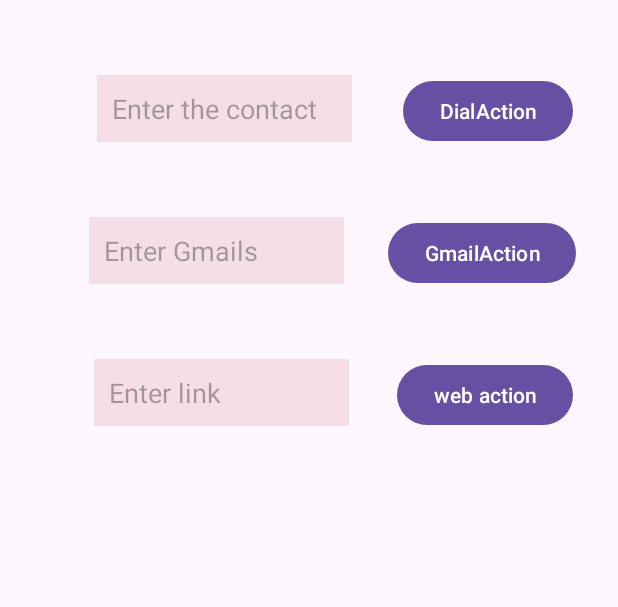
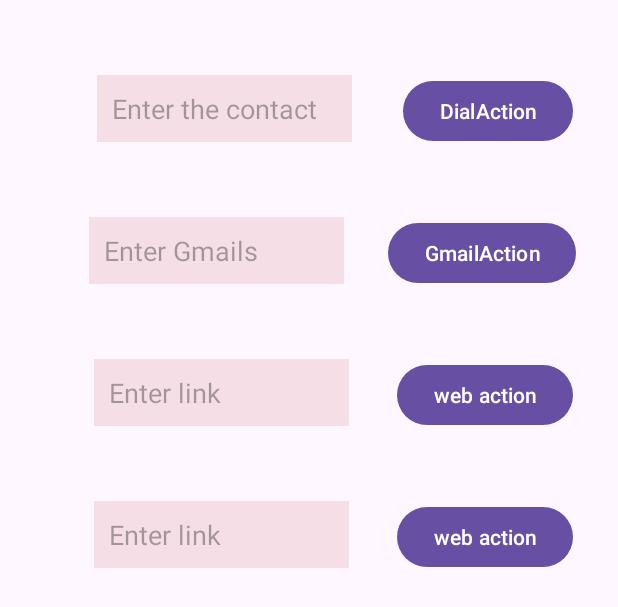
Before and after one commit to sajidshaikh20/AndroidProjects, an Android app: the layout activity_intent_demo.xml on its own in the app's theme, with its tools: preview values and no code run, on a phone screen of 412 x 824 dp. Shown: the top 607 px of the screen. Run offline under Robolectric (Android 15) with nearby library versions, the phone set to English and light mode, and no system bars.

Commit message:
working on lifecycle and intents actions

```diff
--- a/app/src/main/AndroidManifest.xml
+++ b/app/src/main/AndroidManifest.xml
@@ -12,6 +12,12 @@
         android:supportsRtl="true"
         android:theme="@style/Theme.AndroidProjects"
         tools:targetApi="31">
+        <activity
+            android:name=".activity_life_cycle.second_activity"
+            android:exported="false" />
+        <activity
+            android:name=".activity_life_cycle.firstactivity"
+            android:exported="false" />
         <activity
             android:name=".intent.intent_demo"
             android:exported="false" />
--- a/app/src/main/res/layout/activity_intent_demo.xml
+++ b/app/src/main/res/layout/activity_intent_demo.xml
@@ -39,6 +39,7 @@
         android:layout_width="170dp"
         android:layout_height="wrap_content"
         android:autofillHints=""
+        android:inputType="textEmailAddress"
         android:background="#23C4464A"
         android:hint="Enter Gmails"
         android:layout_marginLeft="30dp"
@@ -81,5 +82,32 @@
         app:layout_constraintTop_toTopOf="@id/actionweb"
         app:layout_constraintEnd_toEndOf="parent"
         />
+    <EditText
+        android:id="@+id/message"
+        android:layout_width="170dp"
+        android:layout_height="wrap_content"
+        android:autofillHints=""
+        android:background="#23C4464A"
+        android:hint="Enter link"
+        android:layout_marginLeft="30dp"
+        android:padding="10dp"
+        app:layout_constraintStart_toStartOf="parent"
+        app:layout_constraintEnd_toStartOf="@id/msgbutton"
+        app:layout_constraintTop_toBottomOf="@id/actionweb"
+        android:layout_marginTop="50dp"
+        />
+
+    <com.google.android.material.button.MaterialButton
+        android:id="@+id/msgbutton"
+        android:layout_width="wrap_content"
+        android:layout_height="wrap_content"
+        android:layout_marginEnd="30dp"
+        android:layout_marginStart="15dp"
+        android:text="web action"
+        app:layout_constraintTop_toTopOf="@id/message"
+        app:layout_constraintEnd_toEndOf="parent"
+        />
+
+
 
 </androidx.constraintlayout.widget.ConstraintLayout>
```
Also changed, not shown: app/src/main/java/com/example/androidprojects/MainActivity.kt (+7 -1 lines), app/src/main/java/com/example/androidprojects/activity_life_cycle/firstactivity.kt (added, +58 -0 lines), app/src/main/java/com/example/androidprojects/activity_life_cycle/second_activity.kt (added, +51 -0 lines), app/src/main/java/com/example/androidprojects/intent/intent_demo.kt (+18 -14 lines), app/src/main/java/com/example/androidprojects/patterns/patterns.kt (+19 -22 lines), app/src/main/java/com/example/androidprojects/peramids/peramids_riversed.kt (+4 -4 lines), app/src/main/res/layout/activity_firstactivity.xml (added, +25 -0 lines), app/src/main/res/layout/activity_main.xml (+11 -0 lines), app/src/main/res/layout/activity_second.xml (added, +23 -0 lines).
